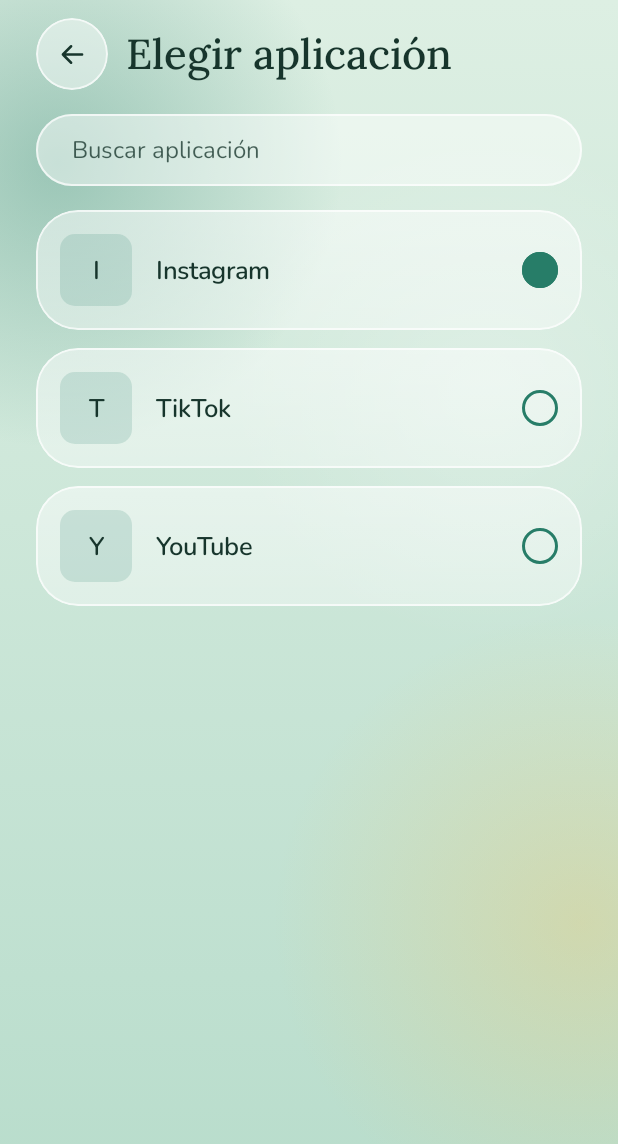
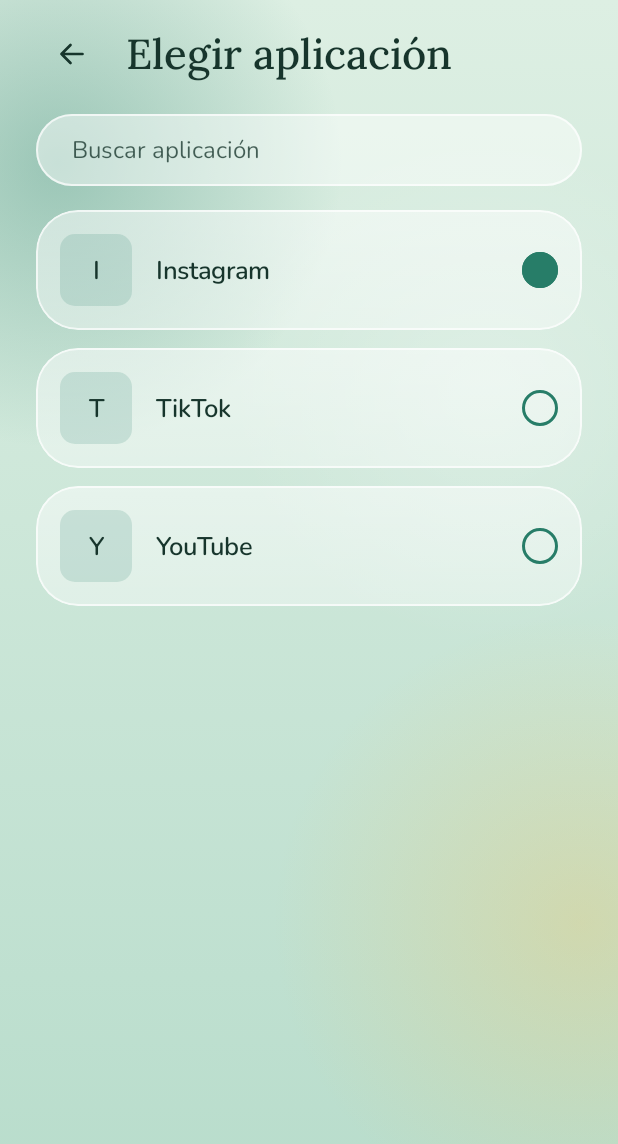
Before and after one commit to josecastroo/lograre, an Android app built with Jetpack Compose: the @Preview function AppPickerLightPreview, on a phone screen of 412 x 824 dp. Shown: the top 1144 px of the screen. Run offline under Robolectric (Android 15) with nearby library versions, the phone set to English and light mode, and no system bars.

Commit message:
ui: remove translucent circle background from ZenBackButton

```diff
--- a/app/src/main/java/com/lograre/app/ui/components/ZenButton.kt
+++ b/app/src/main/java/com/lograre/app/ui/components/ZenButton.kt
@@ -111,7 +111,7 @@ fun ZenButton(
 }
 
 /**
- * Circular 48 dp translucent back arrow button matching the top settings icon.
+ * Minimal 48 dp back arrow icon button with waterRipple and no background circle.
  */
 @Composable
 fun ZenBackButton(
@@ -127,8 +127,6 @@ fun ZenBackButton(
             .size(ZenDimens.MinTouchTarget)
             .alpha(if (enabled) 1f else 0.45f)
             .clip(CircleShape)
-            .background(palette.surface, CircleShape)
-            .border(ZenDimens.BorderWidth, palette.border, CircleShape)
             .waterRipple(
                 enabled = enabled,
                 onClickLabel = backLabel,
@@ -141,7 +139,7 @@ fun ZenBackButton(
             painter = painterResource(R.drawable.ic_zen_arrow_back),
             contentDescription = backLabel,
             tint = palette.text,
-            modifier = Modifier.size(22.dp)
+            modifier = Modifier.size(24.dp)
         )
     }
 }
```
